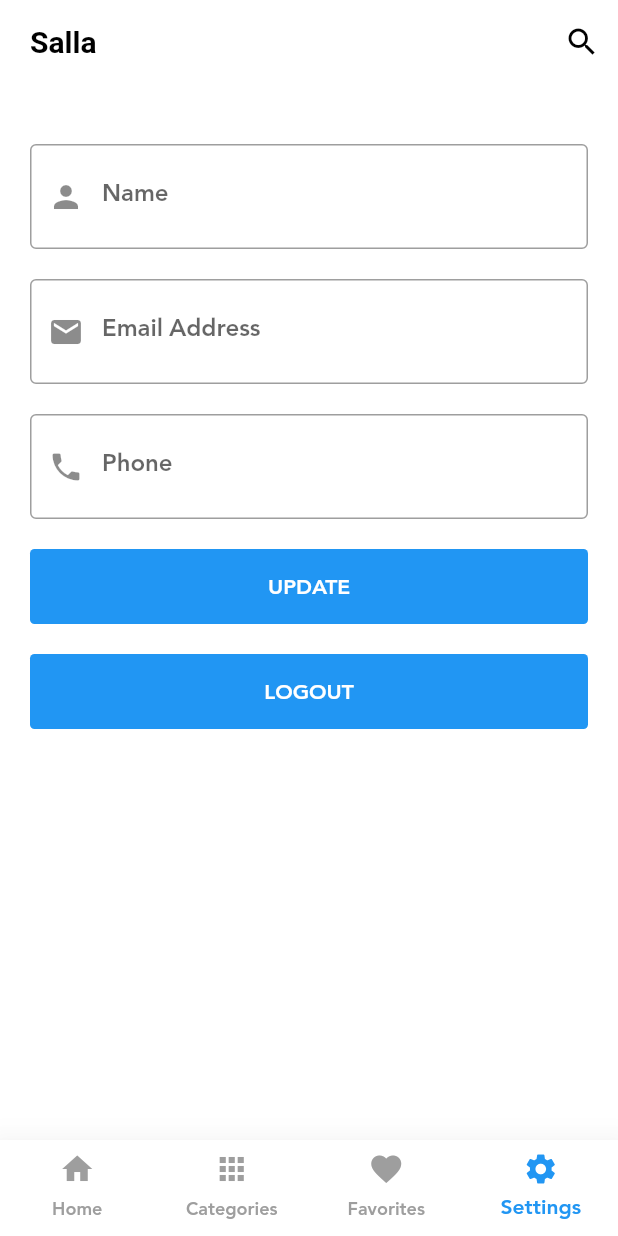
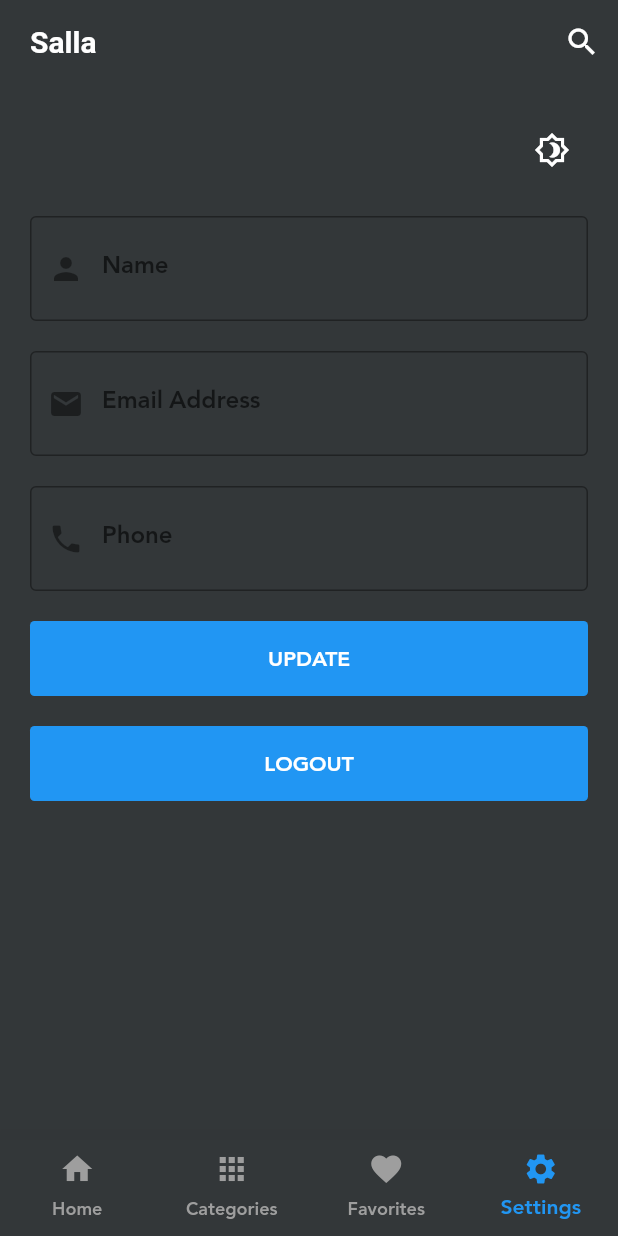
Before and after one commit to alsaidmandor/sala, a Flutter app: the HomeLayout screen opened directly, item 4 of the bottom bar chosen, on a phone screen of 412 x 824 dp. Run offline on Flutter 3.47's test engine with Material 2 defaults, Android fonts, the phone set to English and light mode, and no system bars; our stand-ins replace bloc, carousel_slider, conditional_builder, dio, flutter_bloc, fluttertoast and 3 more; accounts and stored records are empty; network calls fail.

Commit message:
enable darkMode

```diff
--- a/lib/main.dart
+++ b/lib/main.dart
@@ -58,7 +58,7 @@ class MyApp extends StatelessWidget {
     return MultiBlocProvider(
       providers: [
         BlocProvider(
-          create: (context) => AppCubit(),
+          create: (context) => AppCubit()..changeAppMode(fromShared: isDark),
         ),
         BlocProvider(
           create: (context) => ShopCubit()
--- a/lib/modules/favorites/favorites_screen.dart
+++ b/lib/modules/favorites/favorites_screen.dart
@@ -5,6 +5,7 @@ import 'package:shop_app/layout/cubit/cubit.dart';
 import 'package:shop_app/layout/cubit/states.dart';
 import 'package:shop_app/model/favorites_model.dart';
 import 'package:shop_app/shared/component/components.dart';
+import 'package:shop_app/shared/component/constants.dart';
 import 'package:shop_app/shared/style/colors.dart';
 
 class FavoritesScreen extends StatelessWidget {
@@ -72,6 +73,7 @@ class FavoritesScreen extends StatelessWidget {
                       style: TextStyle(
                         fontSize: 14.0,
                         height: 1.3,
+                        color: getColor(context),
                       ),
                     ),
                     Spacer(),
--- a/lib/modules/settings/settings_screen.dart
+++ b/lib/modules/settings/settings_screen.dart
@@ -5,6 +5,7 @@ import 'package:shop_app/layout/cubit/cubit.dart';
 import 'package:shop_app/layout/cubit/states.dart';
 import 'package:shop_app/shared/component/components.dart';
 import 'package:shop_app/shared/component/constants.dart';
+import 'package:shop_app/shared/cubit/cubit.dart';
 
 class SettingsScreen extends StatelessWidget {
   var nameController = TextEditingController();
@@ -33,6 +34,20 @@ class SettingsScreen extends StatelessWidget {
                 key: formKey,
                 child: Column(
                   children: [
+                    Row(
+                      mainAxisAlignment: MainAxisAlignment.end,
+                      children: [
+                        IconButton(
+                          icon: Icon(
+                            Icons.brightness_4_outlined,
+                            color: getColor(context),
+                          ),
+                          onPressed: () {
+                            AppCubit.get(context).changeAppMode();
+                          },
+                        ),
+                      ],
+                    ),
                     if (state is ShopLoadingUpdateUserState)
                       LinearProgressIndicator(),
                     SizedBox(
--- a/lib/shared/component/constants.dart
+++ b/lib/shared/component/constants.dart
@@ -1,4 +1,7 @@
+import 'package:flutter/material.dart';
+import 'package:hexcolor/hexcolor.dart';
 import 'package:shop_app/modules/login/login.dart';
+import 'package:shop_app/shared/cubit/cubit.dart';
 import 'package:shop_app/shared/network/local/cached_helper.dart';
 
 import 'components.dart';
@@ -17,3 +20,7 @@ void signOut(context) {
     }
   });
 }
+
+Color getColor(context) {
+  return AppCubit.get(context).isDark ? Colors.white : HexColor('333739');
+}
```
Also changed, not shown: lib/modules/categories/categories_screen.dart (+5 -2 lines), lib/modules/products/product_screen.dart (+15 -5 lines), lib/shared/cubit/cubit.dart (+12 -14 lines), lib/shared/style/themes.dart (line endings or trailing spaces).
